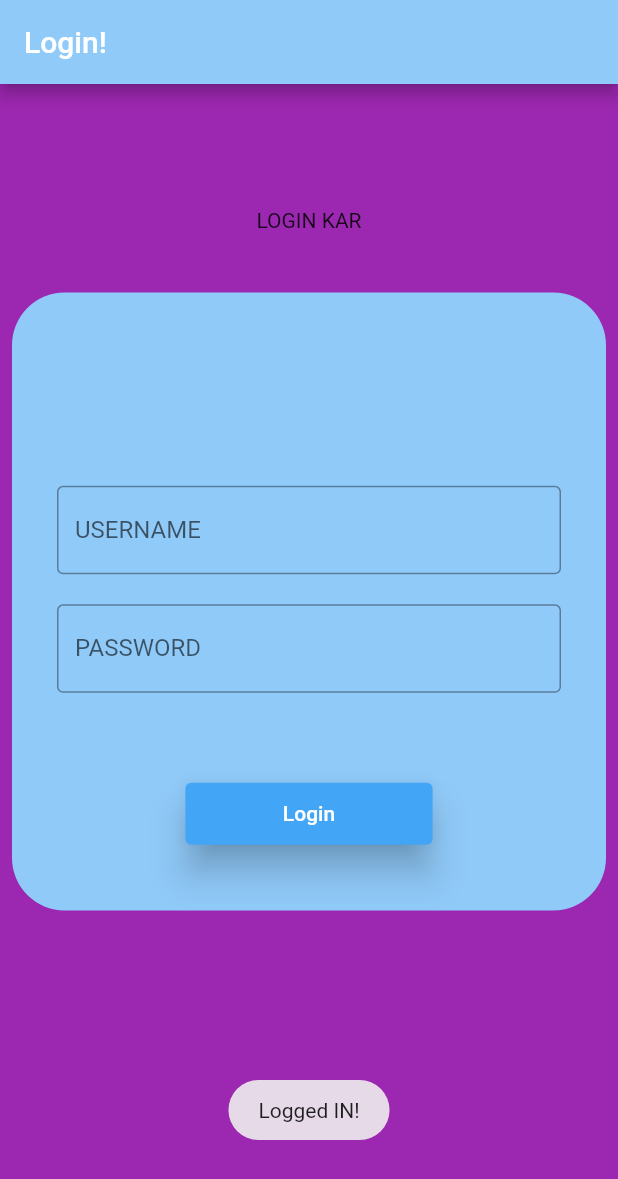
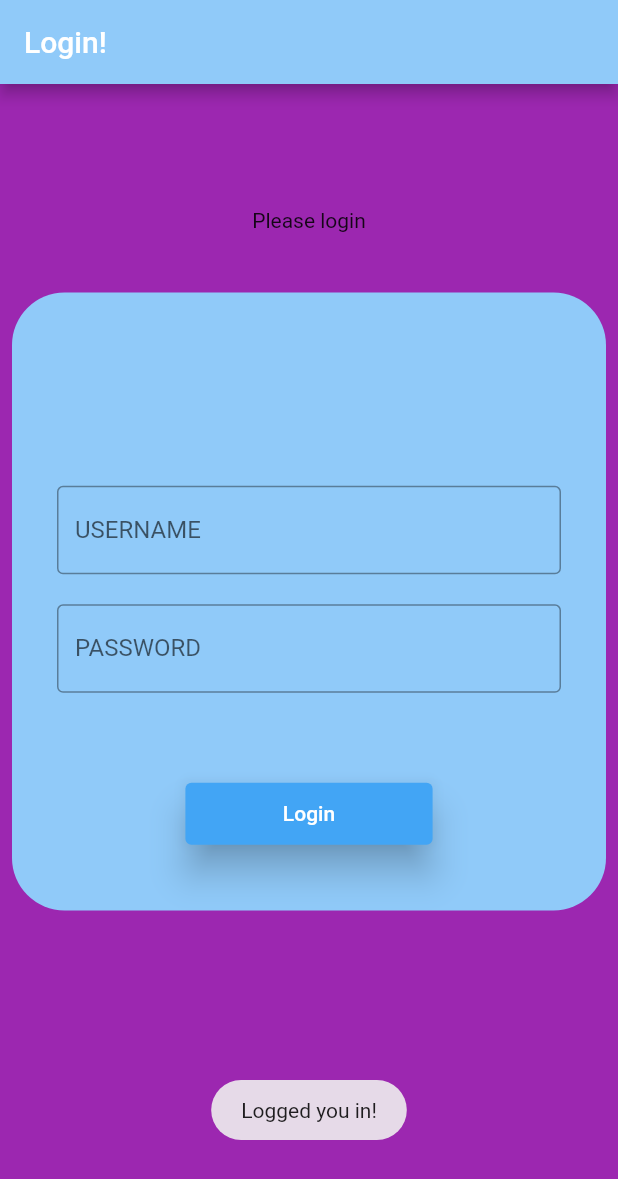
Before and after one commit to dhruvmaindola227/Flutter-And-Dart, a Flutter app: the screen it shows after launch, after a tap on "Login", on a phone screen of 412 x 824 dp. Shown: the top 1179 px of the screen. Run offline on Flutter 3.47's test engine with Material 2 defaults, Android fonts, the phone set to English and light mode, and no system bars; our stand-ins replace fluttertoast.

Commit message:
new changes

```diff
--- a/login_screen/lib/main.dart
+++ b/login_screen/lib/main.dart
@@ -49,12 +49,11 @@ class LoginUi extends StatelessWidget {
           child: Column(
             children: [ const Padding(
               padding: EdgeInsets.only(top : 75.0),
-              child: Text("LOGIN KAR"),
+              child: Text("Please login"),
             ),
               Padding(
                 padding: const EdgeInsets.only(top : 40.0),
                 child: Container(
-
                   decoration: const BoxDecoration(
                      color: Color.fromARGB(255, 144, 202, 249),
                     borderRadius: BorderRadius.all(Radius.circular(35))
@@ -76,6 +75,7 @@ class LoginUi extends StatelessWidget {
                             ),
                           ),
                         ),
+
                         const Padding(
                           padding: EdgeInsets.fromLTRB(30, 10, 30, 10),
                           child: TextField(
@@ -86,6 +86,7 @@ class LoginUi extends StatelessWidget {
                             ),
                           ),
                         ),
+
                         Padding(
                           padding: const EdgeInsets.only(top: 50.0),
                           child: SizedBox(
@@ -99,7 +100,7 @@ class LoginUi extends StatelessWidget {
                               ),
                               onPressed: () {
                                 Fluttertoast.showToast(
-                msg: "Logged IN!",  // message
+                msg: "Logged you in!",  // message
                 toastLength: Toast.LENGTH_SHORT, // length
                 gravity: ToastGravity.BOTTOM,    // location
                                 // duration
```
